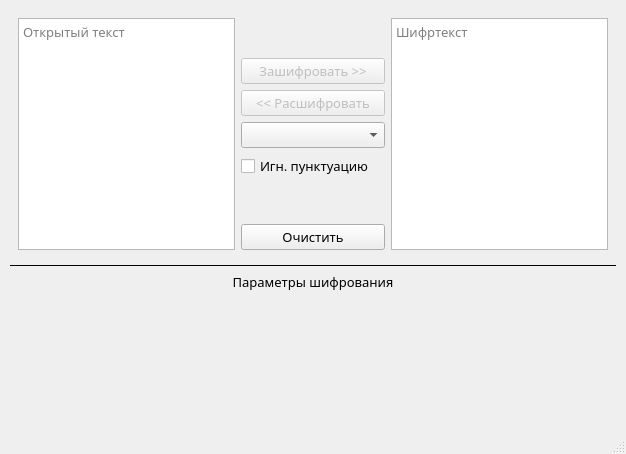
Before: the Qt Designer form resources/Window.ui in Firyst/myCryptography, drawn with Qt 5.
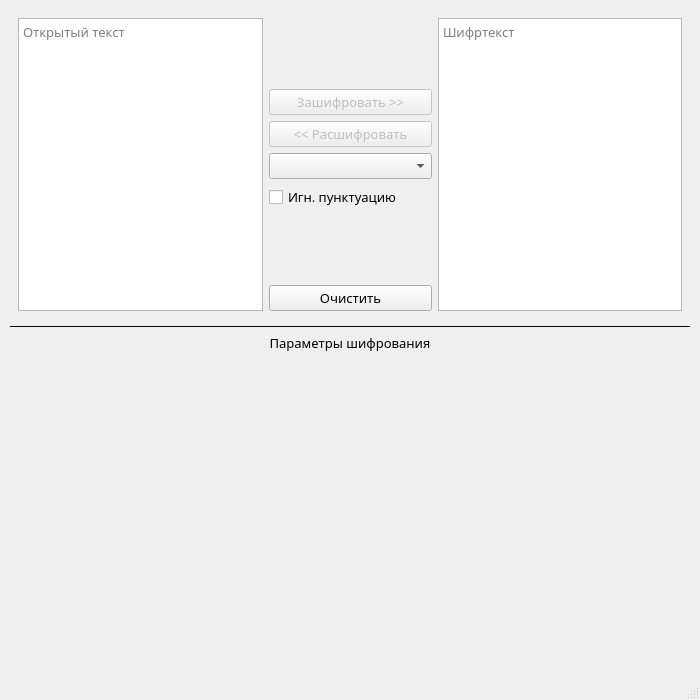
After: the same form once the commit is applied.

```diff
--- a/resources/Window.ui
+++ b/resources/Window.ui
@@ -6,8 +6,8 @@
    <rect>
     <x>0</x>
     <y>0</y>
-    <width>626</width>
-    <height>454</height>
+    <width>700</width>
+    <height>700</height>
    </rect>
   </property>
   <property name="font">
```
Left out of the diff: 2 changed lines with no effect on the pictures.
